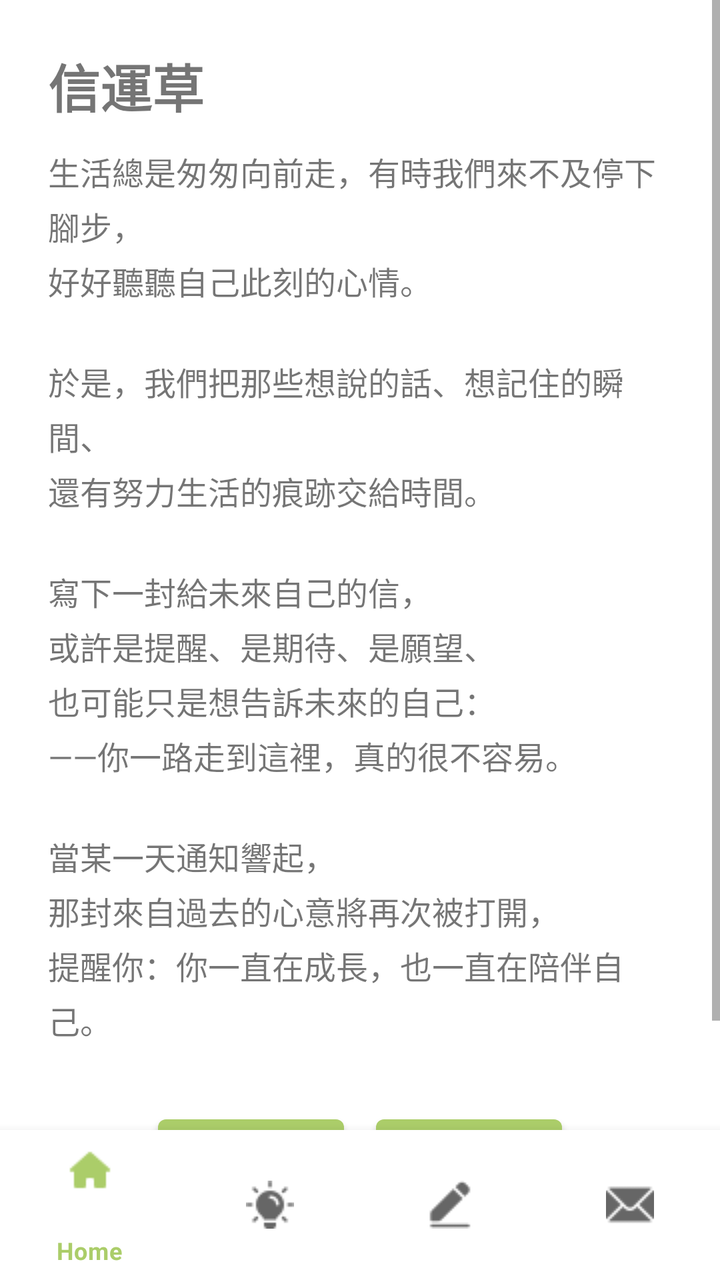
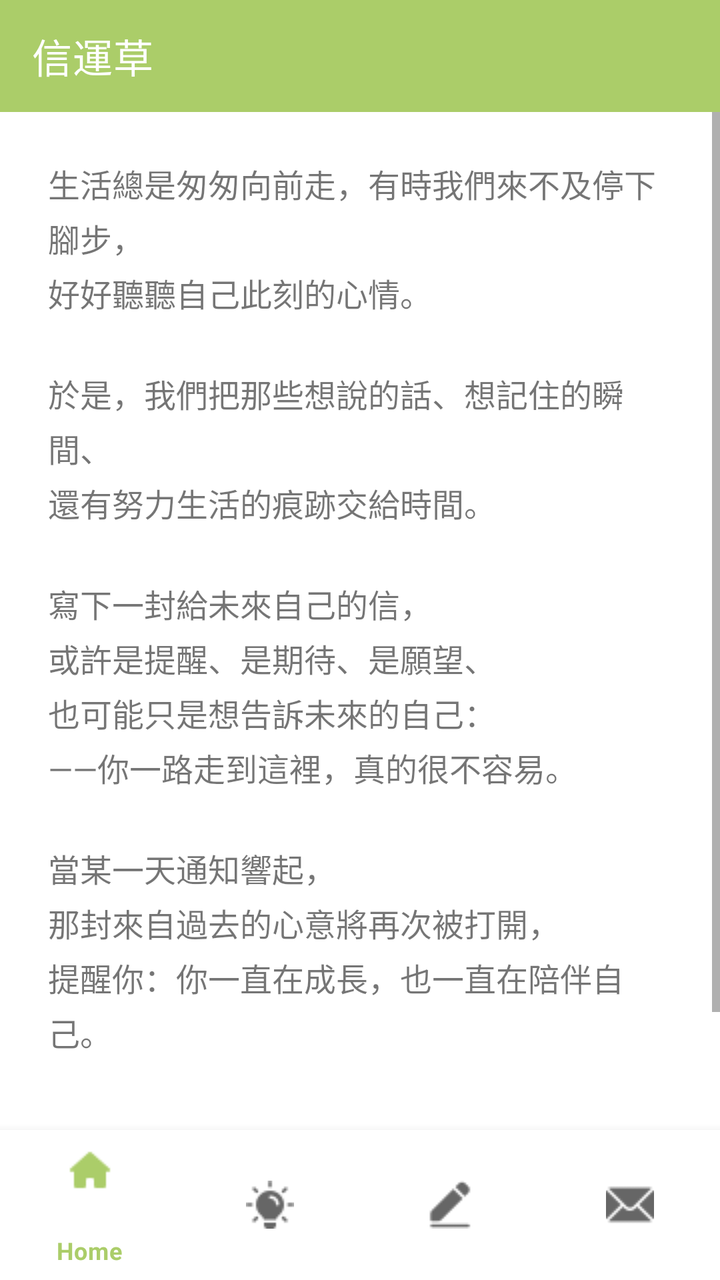

Two renders of the same Android screen: before a commit and after it. Below are the layout's source before the change and the commit's diff.
<!-- AndroidManifest.xml: application theme Theme.FutureMeMailApp -->
<!-- res/layout/activity_main.xml -->
<?xml version="1.0" encoding="utf-8"?>
<androidx.constraintlayout.widget.ConstraintLayout xmlns:android="http://schemas.android.com/apk/res/android"
    xmlns:app="http://schemas.android.com/apk/res-auto"
    xmlns:tools="http://schemas.android.com/tools"
    android:id="@+id/main"
    android:layout_width="match_parent"
    android:layout_height="match_parent"
    tools:context=".MainActivity">

    
    <ScrollView
        android:id="@+id/scrollHome"
        android:layout_width="0dp"
        android:layout_height="0dp"
        android:fillViewport="true"
        app:layout_constraintTop_toTopOf="parent"
        app:layout_constraintBottom_toTopOf="@id/bottomNavigationView"
        app:layout_constraintStart_toStartOf="parent"
        app:layout_constraintEnd_toEndOf="parent">

        <LinearLayout
            android:layout_width="match_parent"
            android:layout_height="wrap_content"
            android:orientation="vertical"
            android:padding="24dp">

            
            <TextView
                android:id="@+id/tvAppTitle"
                android:layout_width="wrap_content"
                android:layout_height="wrap_content"
                android:text="信運草"
                android:textSize="26sp"
                android:textStyle="bold"
                android:layout_marginBottom="12dp" />

            
            <TextView
                android:id="@+id/tvQuote"
                android:layout_width="match_parent"
                android:layout_height="wrap_content"
                android:text="生活總是匆匆向前走，有時我們來不及停下腳步，\n好好聽聽自己此刻的心情。\n\n於是，我們把那些想說的話、想記住的瞬間、\n還有努力生活的痕跡交給時間。\n\n寫下一封給未來自己的信，\n或許是提醒、是期待、是願望、\n也可能只是想告訴未來的自己：\n——你一路走到這裡，真的很不容易。\n\n當某一天通知響起，\n那封來自過去的心意將再次被打開，\n提醒你：你一直在成長，也一直在陪伴自己。"
                android:textSize="16sp"
                android:lineSpacingExtra="4dp"
                android:layout_marginBottom="24dp" />

            
            <LinearLayout
                android:layout_width="match_parent"
                android:layout_height="wrap_content"
                android:orientation="horizontal"
                android:gravity="center"
                android:layout_marginTop="8dp">

                <Button
                    android:id="@+id/btnGoWrite"
                    android:layout_width="wrap_content"
                    android:layout_height="wrap_content"
                    android:text="開始寫信"
                    android:layout_marginEnd="16dp" />

                <Button
                    android:id="@+id/btnGoTutorial"
                    android:layout_width="wrap_content"
                    android:layout_height="wrap_content"
                    android:text="操作教學" />
            </LinearLayout>

        </LinearLayout>
    </ScrollView>

    
    <com.google.android.material.bottomnavigation.BottomNavigationView
        android:id="@+id/bottomNavigationView"
        android:layout_width="0dp"
        android:layout_height="75dp"
        app:layout_constraintBottom_toBottomOf="parent"
        app:layout_constraintStart_toStartOf="parent"
        app:layout_constraintEnd_toEndOf="parent"
        app:menu="@menu/bottom_nav_menu" />

</androidx.constraintlayout.widget.ConstraintLayout>
<!-- resources referenced by this layout -->
<resources>
  <style name="Theme.FutureMeMailApp" parent="Theme.MaterialComponents.DayNight.DarkActionBar">
          
          
          
          <item name="colorPrimary">@color/green_200</item>
          <item name="colorPrimaryVariant">@color/green_700</item>
          <item name="colorOnPrimary">@color/white</item>
          
          <item name="colorSecondary">@color/teal_200</item>
          <item name="colorSecondaryVariant">@color/teal_700</item>
          <item name="colorOnSecondary">@color/black</item>
          
          <item name="android:statusBarColor" tools:targetApi="l">?attr/colorPrimaryVariant</item>
      </style>
  <color name="green_200">#ABCD69</color>
  <color name="green_700">#0F502F</color>
  <color name="white">#FFFFFFFF</color>
  <color name="teal_200">#FF03DAC5</color>
  <color name="teal_700">#FF018786</color>
  <color name="black">#FF000000</color>
</resources>

<!-- the commit's change to res/layout/activity_main.xml (unified diff, before → after) -->
@@ -7,13 +7,24 @@
     android:layout_height="match_parent"
     tools:context=".MainActivity">
 
+    <com.google.android.material.appbar.MaterialToolbar
+        android:id="@+id/toolbar_main"
+        android:layout_width="0dp"
+        android:layout_height="wrap_content"
+        android:background="?attr/colorPrimary"
+        app:title="信運草"
+        app:titleTextColor="?attr/colorOnPrimary"
+        app:layout_constraintEnd_toEndOf="parent"
+        app:layout_constraintStart_toStartOf="parent"
+        app:layout_constraintTop_toTopOf="parent" />
+
     
     <ScrollView
         android:id="@+id/scrollHome"
         android:layout_width="0dp"
         android:layout_height="0dp"
         android:fillViewport="true"
-        app:layout_constraintTop_toTopOf="parent"
+        app:layout_constraintTop_toBottomOf="@+id/toolbar_main"
         app:layout_constraintBottom_toTopOf="@id/bottomNavigationView"
         app:layout_constraintStart_toStartOf="parent"
         app:layout_constraintEnd_toEndOf="parent">
@@ -23,16 +34,6 @@
             android:layout_height="wrap_content"
             android:orientation="vertical"
             android:padding="24dp">
-
-            
-            <TextView
-                android:id="@+id/tvAppTitle"
-                android:layout_width="wrap_content"
-                android:layout_height="wrap_content"
-                android:text="信運草"
-                android:textSize="26sp"
-                android:textStyle="bold"
-                android:layout_marginBottom="12dp" />
 
             
             <TextView
<!-- resource entries referenced after the edit -->
@@ -1,6 +1,6 @@
 <!-- resources referenced by this layout -->
 <resources>
-  <style name="Theme.FutureMeMailApp" parent="Theme.MaterialComponents.DayNight.DarkActionBar">
+  <style name="Theme.FutureMeMailApp" parent="Theme.MaterialComponents.DayNight.NoActionBar">
           
           
           
